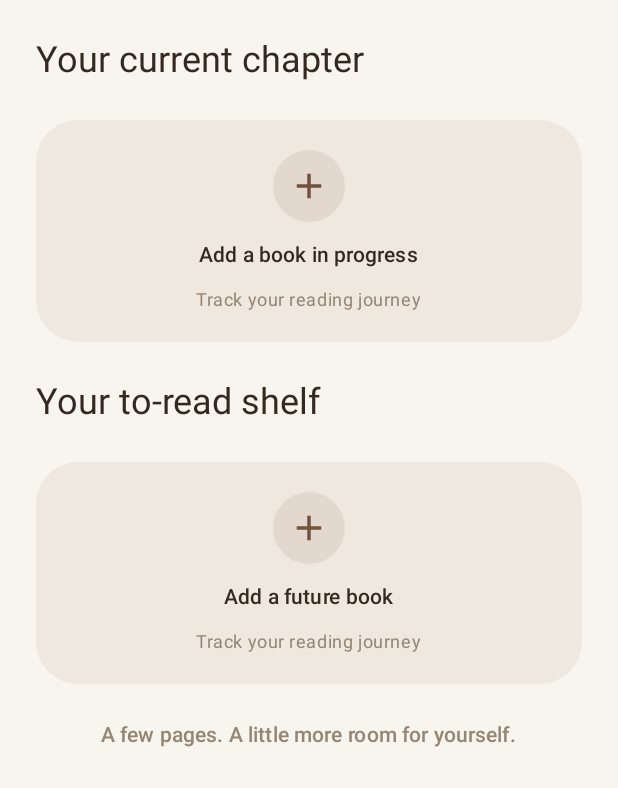
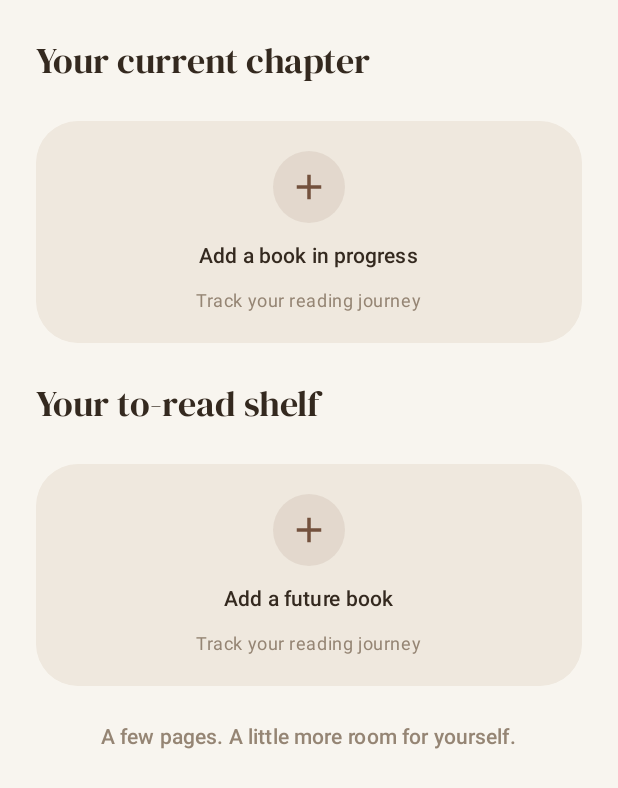
Before and after one commit to YroslavNykolyshyn/BookCritic, an Android app built with Jetpack Compose: the composable HomeScreen shown on its own in the app's theme, on a phone screen of 412 x 824 dp. Shown: the top 788 px of the screen. Run offline under Robolectric (Android 15) with nearby library versions, the phone set to English and light mode, and no system bars; 2 statements that could not run were skipped.

Commit message:
BC-14 Small fixes

```diff
--- a/data/model/src/main/java/BookMapper.kt
+++ b/data/model/src/main/java/BookMapper.kt
@@ -7,7 +7,7 @@ fun BookEntity.toDomain() = BookData(
     id = id,
     title = title,
     author = author,
-    status = ReadingStatus.valueOf(status),
+    status = ReadingStatus.fromValue(status),
     rating = rating,
     startedDate = startedDate,
     finishedDate = finishedDate,
@@ -24,7 +24,7 @@ fun BookData.toEntity() = BookEntity(
     id = id,
     title = title,
     author = author,
-    status = status.name,
+    status = status.value,
     rating = rating,
     startedDate = startedDate,
     finishedDate = finishedDate,
--- /dev/null
+++ b/ui/core/src/main/java/com/bc/core/theme/Typography.kt
@@ -0,0 +1,12 @@
+package com.bc.core.theme
+
+import androidx.compose.ui.text.font.Font
+import androidx.compose.ui.text.font.FontFamily
+import androidx.compose.ui.text.font.FontStyle
+import androidx.compose.ui.text.font.FontWeight
+import com.bc.core.R
+
+val DMSerifDisplay = FontFamily(
+    Font(R.font.dm_serif_display_regular, FontWeight.Normal),
+    Font(R.font.dm_serif_display_italic, FontWeight.Normal, FontStyle.Italic)
+)
--- a/ui/core/src/main/res/values/strings.xml
+++ b/ui/core/src/main/res/values/strings.xml
@@ -4,6 +4,7 @@
     <string name="select_reading_period">Select reading period</string>
 
     <string name="add_book_in_progress">Add Book In Progress</string>
+    <string name="finish_book_in_progress">Finish Book In Progress</string>
 
     <!-- Book cover -->
     <string name="book_cover_description">Book cover</string>
--- a/ui/home/src/main/java/com/bc/home/HomeScreen.kt
+++ b/ui/home/src/main/java/com/bc/home/HomeScreen.kt
@@ -43,6 +43,7 @@ import androidx.compose.ui.tooling.preview.Preview
 import androidx.compose.ui.unit.dp
 import coil3.compose.AsyncImage
 import com.bc.core.theme.AppTheme
+import com.bc.core.theme.DMSerifDisplay
 import com.bc.core.widgets.AppAddBookCard
 import com.bc.core.widgets.AppCircularLoadingIndicator
 import com.bc.model.repository.BookData
@@ -77,7 +78,9 @@ fun HomeScreen(
                 Row(modifier = Modifier.fillMaxWidth()) {
                     Text(
                         text = "Your current chapter",
-                        style = MaterialTheme.typography.headlineSmall
+                        style = MaterialTheme.typography.headlineSmall.copy(
+                            fontFamily = DMSerifDisplay,
+                        )
                     )
                 }
                 if (uiState.bookInProgress == null) {
@@ -103,7 +106,9 @@ fun HomeScreen(
                 Row(modifier = Modifier.fillMaxWidth()) {
                     Text(
                         text = "Your to-read shelf",
-                        style = MaterialTheme.typography.headlineSmall
+                        style = MaterialTheme.typography.headlineSmall.copy(
+                            fontFamily = DMSerifDisplay,
+                        )
                     )
                 }
                 AppAddBookCard(
--- a/ui/home/src/main/java/com/bc/home/book_in_progress/finish/FinishBookUIAction.kt
+++ b/ui/home/src/main/java/com/bc/home/book_in_progress/finish/FinishBookUIAction.kt
@@ -5,4 +5,5 @@ sealed interface FinishBookUIAction {
     data class OnSummaryChanged(val summary: String) : FinishBookUIAction
     data class OnNoteChanged(val note: String) : FinishBookUIAction
     data object OnConfirm : FinishBookUIAction
+    data object OnBackPressed: FinishBookUIAction
 }
--- a/ui/home/src/main/java/com/bc/home/book_in_progress/finish/FinishBookViewModel.kt
+++ b/ui/home/src/main/java/com/bc/home/book_in_progress/finish/FinishBookViewModel.kt
@@ -45,6 +45,7 @@ class FinishBookViewModel @AssistedInject constructor(
                 update { copy(note = action.note) }
 
             FinishBookUIAction.OnConfirm -> finishBook()
+            FinishBookUIAction.OnBackPressed -> navigation.goBack()
         }
     }
 
--- a/ui/library/src/main/java/com/bc/library/list/LibraryScreen.kt
+++ b/ui/library/src/main/java/com/bc/library/list/LibraryScreen.kt
@@ -60,6 +60,7 @@ import androidx.compose.ui.unit.dp
 import coil3.compose.AsyncImage
 import com.bc.core.theme.AppTheme
 import com.bc.core.theme.AppTheme.colors
+import com.bc.core.theme.DMSerifDisplay
 import com.bc.core.theme.MaterialAppTheme
 import com.bc.core.widgets.AppCircularLoadingIndicator
 import com.bc.core.widgets.SwipeableBookItem
@@ -133,7 +134,9 @@ fun LibraryScreen(
                         ) {
                             Text(
                                 text = "Already read",
-                                style = MaterialTheme.typography.displaySmall,
+                                style = MaterialTheme.typography.displaySmall.copy(
+                                    fontFamily = DMSerifDisplay,
+                                ),
                                 color = colors.textPrimary,
                                 fontWeight = FontWeight.Bold,
                             )
--- a/ui/library/src/main/java/com/bc/library/list/LibraryViewModel.kt
+++ b/ui/library/src/main/java/com/bc/library/list/LibraryViewModel.kt
@@ -58,6 +58,9 @@ class LibraryViewModel @Inject constructor(
 
     private fun observeBooks() {
         viewModelScope.launch {
+            _uiState.update {
+                it.copy(isLoading = true)
+            }
             combine(
                 bookRepository.observeBooks().map { books ->
                     books.filter { it.status == ReadingStatus.ALREADY_READ }
```
Also changed, not shown: data/model/src/main/java/com/bc/model/repository/BookData.kt (+7 -0 lines), ui/home/src/main/java/com/bc/home/book_in_progress/finish/FinishBookScreen.kt (+11 -0 lines), ui/core/src/main/res/font/dm_serif_display_italic.ttf (added), ui/core/src/main/res/font/dm_serif_display_regular.ttf (added).
